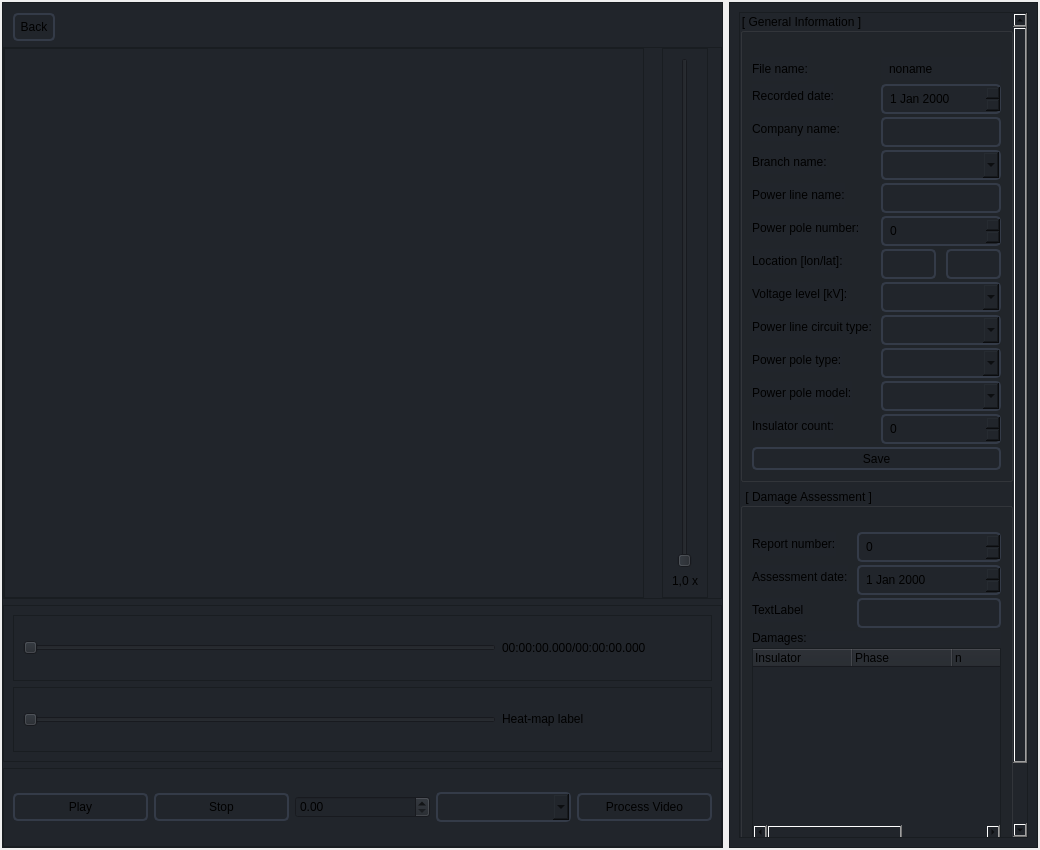
Before: the Qt Designer form widgets/video_player/ui_video_player.ui in farruck-tusar/IFE_APP, drawn with Qt 5.
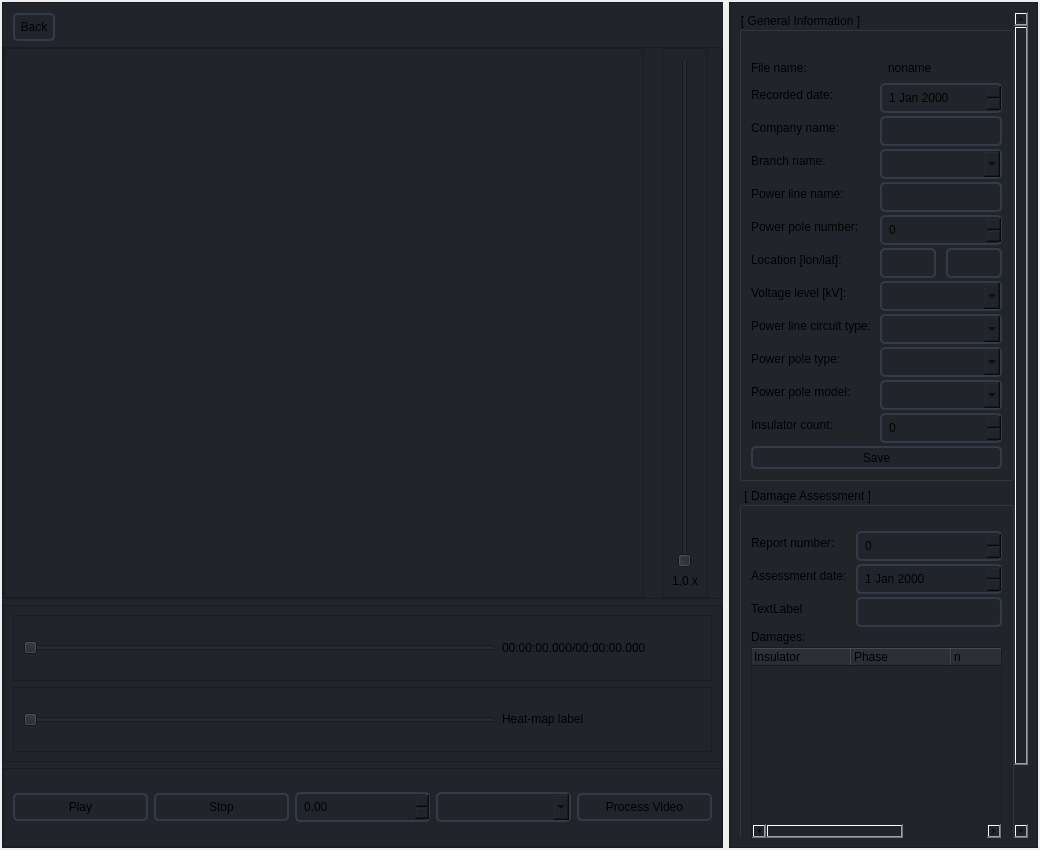
After: the same form once the commit is applied. Icons and pictures are not drawn.

Commit message: add border to QDoubleSpinBox

```diff
--- a/widgets/video_player/ui_video_player.ui
+++ b/widgets/video_player/ui_video_player.ui
@@ -14,12 +14,18 @@
    <string>Form</string>
   </property>
   <property name="styleSheet">
-   <string notr="true">#videoPlayer QPushButton, QLineEdit, QSpinBox,  QDateEdit, QComboBox {
+   <string notr="true">#videoPlayer QPushButton, QLineEdit, QSpinBox, QDoubleSpinBox, QDateEdit, QComboBox {
 	border: 2px solid rgb(52, 59, 72);
 	border-radius: 5px;
 	padding:5px;
 }
-#videoPlayer QPushButton:hover, QLineEdit:hover, QSpinBox:hover, QDateEdit:hover, QComboBox:hover {
+#sidebar QPushButton {
+	padding:0px;
+}
+#scrollArea {
+	border: 0px;
+}
+#videoPlayer QPushButton:hover, QLineEdit:hover, QSpinBox:hover, QDoubleSpinBox:hover, QDateEdit:hover, QComboBox:hover {
 	border: 2px solid rgb(61, 70, 86);
 }
 #videoPlayer QPushButton:pressed, QComboBox:pressed {
```
The commit also changes 1 other file.
